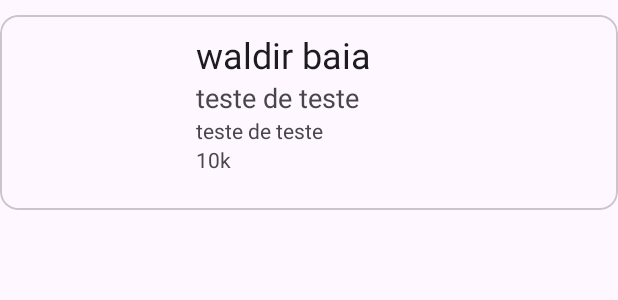
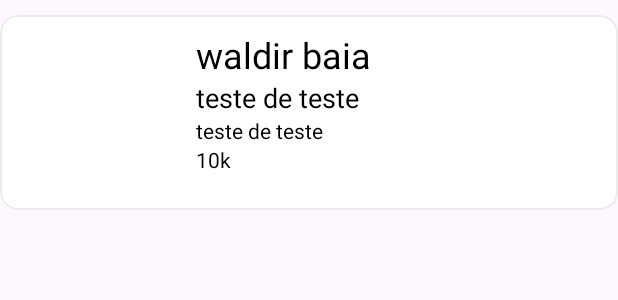
Before and after one commit to Waldir-Baia/busca_usuario_github_kotlin, an Android app: the layout card_user.xml on its own in the app's theme, with its tools: preview values and no code run, on a phone screen of 412 x 824 dp. Shown: the top 300 px of the screen. Run offline under Robolectric (Android 15) with nearby library versions, the phone set to English and light mode, and no system bars; network calls fail.

Commit message:
Alteração na cor de fundo do card_user.xml e tambem alteração na cor do textos

```diff
--- a/app/src/main/java/br/com/waldirbaia/buscausuario/presentation/ui/activity/MainActivity.kt
+++ b/app/src/main/java/br/com/waldirbaia/buscausuario/presentation/ui/activity/MainActivity.kt
@@ -44,6 +44,7 @@ class MainActivity : AppCompatActivity() {
         if(!::userAdapter.isInitialized){
             userAdapter = UserAdapter(object : UserClickedListener{
                 override fun onUserClicked(viewUser: User) {
+
                 }
             })
             binding.mainRecyclerview.adapter = userAdapter
--- a/app/src/main/res/layout/activity_main.xml
+++ b/app/src/main/res/layout/activity_main.xml
@@ -13,7 +13,9 @@
         android:layout_width="match_parent"
         android:layout_height="match_parent"
         android:clipToPadding="false"
+        android:layout_marginTop="50dp"
         android:paddingBottom="80dp"
+        android:layout_marginHorizontal="10dp"
         android:scrollbars="vertical" />
 
     <com.google.android.material.bottomappbar.BottomAppBar
--- a/app/src/main/res/layout/card_user.xml
+++ b/app/src/main/res/layout/card_user.xml
@@ -1,9 +1,11 @@
 <?xml version="1.0" encoding="utf-8"?>
 <com.google.android.material.card.MaterialCardView xmlns:android="http://schemas.android.com/apk/res/android"
     xmlns:app="http://schemas.android.com/apk/res-auto"
+    android:layout_width="match_parent"
+    android:layout_height="wrap_content"
     android:layout_marginVertical="10dp"
-    android:layout_width="match_parent"
-    android:layout_height="wrap_content">
+    android:backgroundTint="@color/white"
+    app:strokeColor="@color/background_color">
 
     <LinearLayout
         android:layout_width="match_parent"
@@ -14,44 +16,48 @@
             android:id="@+id/img_card_user_avatar"
             android:layout_width="110dp"
             android:layout_height="110dp"
+            android:layout_marginStart="15dp"
             android:layout_marginTop="10dp"
-            android:layout_marginStart="15dp"
             android:layout_marginBottom="10dp"
-            app:shapeAppearanceOverlay="@style/RoundedImageView"/>
+            app:shapeAppearanceOverlay="@style/RoundedImageView" />
 
         <LinearLayout
             android:layout_width="match_parent"
             android:layout_height="wrap_content"
-            android:orientation="vertical"
+            android:layout_marginStart="5dp"
             android:layout_marginTop="10dp"
-            android:layout_marginStart="5dp"
-            android:layout_marginEnd="10dp">
+            android:layout_marginEnd="10dp"
+            android:orientation="vertical">
 
             <TextView
                 android:id="@+id/txt_card_user_name"
                 android:layout_width="wrap_content"
                 android:layout_height="wrap_content"
+                android:text="waldir baia"
                 android:textAppearance="?attr/textAppearanceHeadline5"
-                android:text="waldir baia"/>
+                android:textColor="@color/black" />
 
             <TextView
                 android:id="@+id/txt_card_user_bio"
                 android:layout_width="wrap_content"
                 android:layout_height="wrap_content"
-                android:textSize="18sp"
-                android:text="teste de teste"/>
+                android:text="teste de teste"
+                android:textColor="@color/black"
+                android:textSize="18sp" />
 
             <TextView
                 android:id="@+id/txt_card_user_location"
                 android:layout_width="wrap_content"
                 android:layout_height="wrap_content"
-                android:text="teste de teste"/>
+                android:text="teste de teste"
+                android:textColor="@color/black" />
 
             <TextView
                 android:id="@+id/txt_card_user_number_followers"
                 android:layout_width="wrap_content"
                 android:layout_height="wrap_content"
-                android:text="10k"/>
+                android:text="10k"
+                android:textColor="@color/black" />
 
         </LinearLayout>
     </LinearLayout>
```
